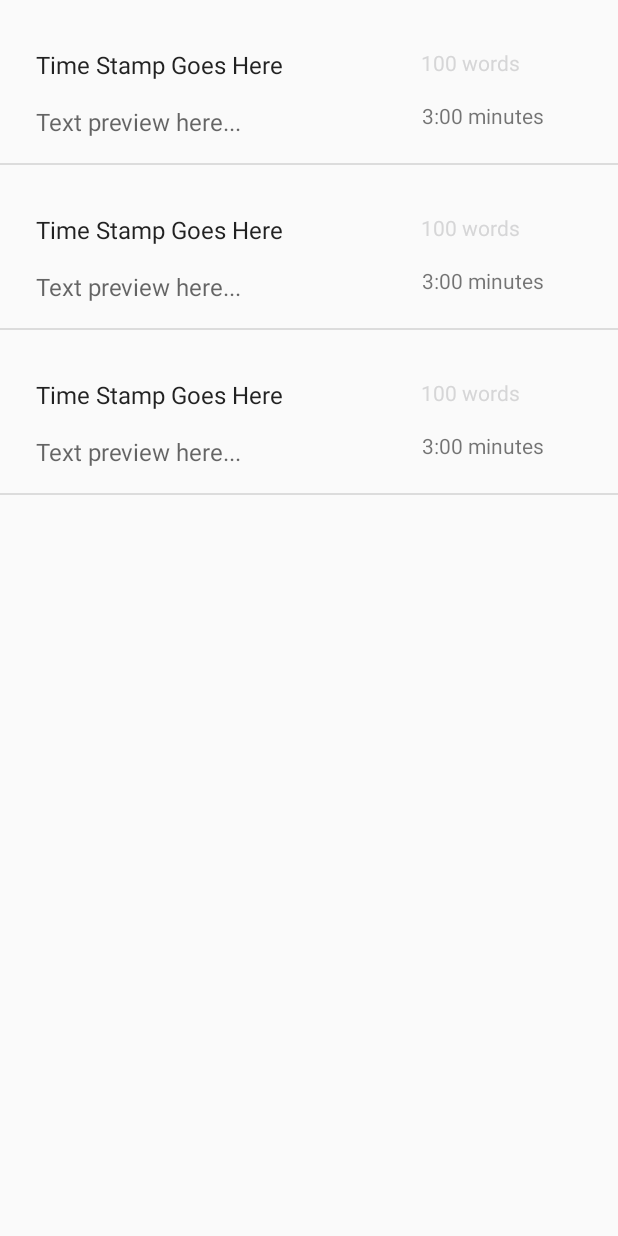
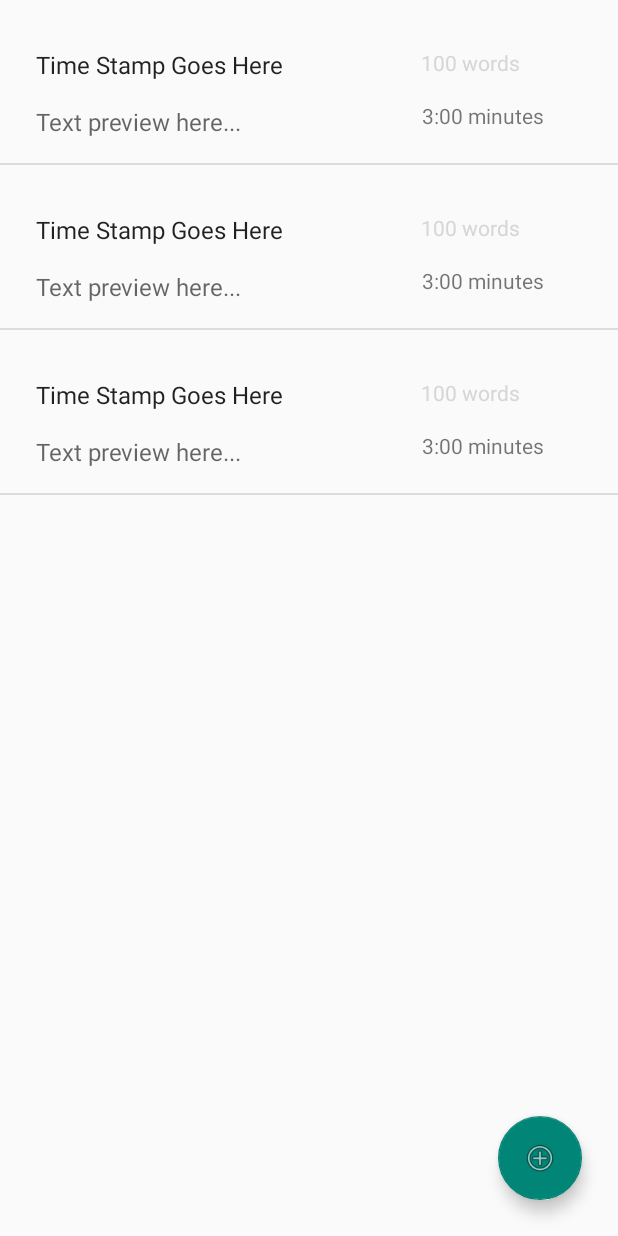
Before and after one commit to cdavis928/bocchi_the_button, an Android app: the layout fragment_entry_list.xml on its own in the app's theme, with its tools: preview values and no code run, on a phone screen of 412 x 824 dp. Run offline under Robolectric (Android 15) with nearby library versions, the phone set to English and light mode, and no system bars.

Commit message:
Fix recyclerview/constraintlayout issue

```diff
--- a/DailyWritingPrompt/app/src/main/java/com/example/android/dailywritingprompt/entrylist/EntryRecyclerViewAdapter.kt
+++ b/DailyWritingPrompt/app/src/main/java/com/example/android/dailywritingprompt/entrylist/EntryRecyclerViewAdapter.kt
@@ -6,6 +6,7 @@ import android.view.ViewGroup
 import android.widget.TextView
 import com.example.android.dailywritingprompt.databinding.FragmentEntryItemBinding
 import com.example.android.dailywritingprompt.databinding.FragmentEntryListBinding
+import com.example.android.dailywritingprompt.models.Entry
 import com.example.android.dailywritingprompt.models.EntryItem
 
 /**
@@ -31,7 +32,7 @@ class EntryRecyclerViewAdapter(
 
     override fun onBindViewHolder(holder: ViewHolder, position: Int) {
 
-        //TODO: delete this test later
+        //TODO: delete this test after you've set up the view model and more
         val item = EntryItem(
             "time stamp as title goes here",
             "preview text...",
--- a/DailyWritingPrompt/app/src/main/res/layout/fragment_entry_list.xml
+++ b/DailyWritingPrompt/app/src/main/res/layout/fragment_entry_list.xml
@@ -3,18 +3,29 @@
     xmlns:app="http://schemas.android.com/apk/res-auto"
     xmlns:tools="http://schemas.android.com/tools">
 
+    <androidx.constraintlayout.widget.ConstraintLayout
+        android:layout_width="match_parent"
+        android:layout_height="match_parent">
+
         <androidx.recyclerview.widget.RecyclerView
             android:id="@+id/fragment_entry_rv"
             android:name="com.example.android.dailywritingprompt.entrylist.EntryListFragment"
             android:layout_width="match_parent"
-            android:layout_height="match_parent"
-            app:layoutManager="LinearLayoutManager"
-            app:layout_constraintEnd_toEndOf="parent"
-            app:layout_constraintHorizontal_bias="0.0"
+            android:layout_height="0dp"
+            app:layoutManager="androidx.recyclerview.widget.LinearLayoutManager"
             app:layout_constraintStart_toStartOf="parent"
             app:layout_constraintTop_toTopOf="parent"
-            tools:context=".MainActivity"
             tools:listitem="@layout/fragment_entry_item" />
 
+        <com.google.android.material.floatingactionbutton.FloatingActionButton
+            android:layout_width="wrap_content"
+            android:layout_height="wrap_content"
+            android:layout_marginEnd="24dp"
+            android:layout_marginBottom="24dp"
+            android:src="@android:drawable/ic_menu_add"
+            app:layout_constraintBottom_toBottomOf="parent"
+            app:layout_constraintEnd_toEndOf="parent" />
+
+    </androidx.constraintlayout.widget.ConstraintLayout>
 
 </layout>
```
Also changed, not shown: DailyWritingPrompt/app/src/main/java/com/example/android/dailywritingprompt/entrylist/EntryListFragment.kt (+8 -15 lines), 1 other file.
